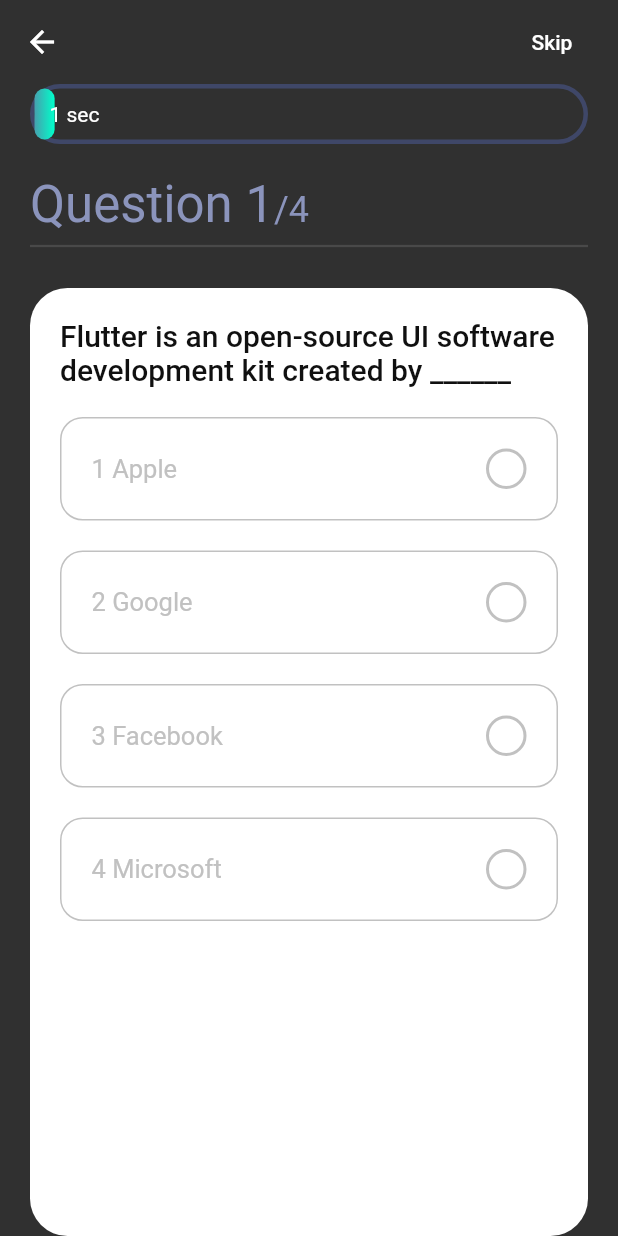
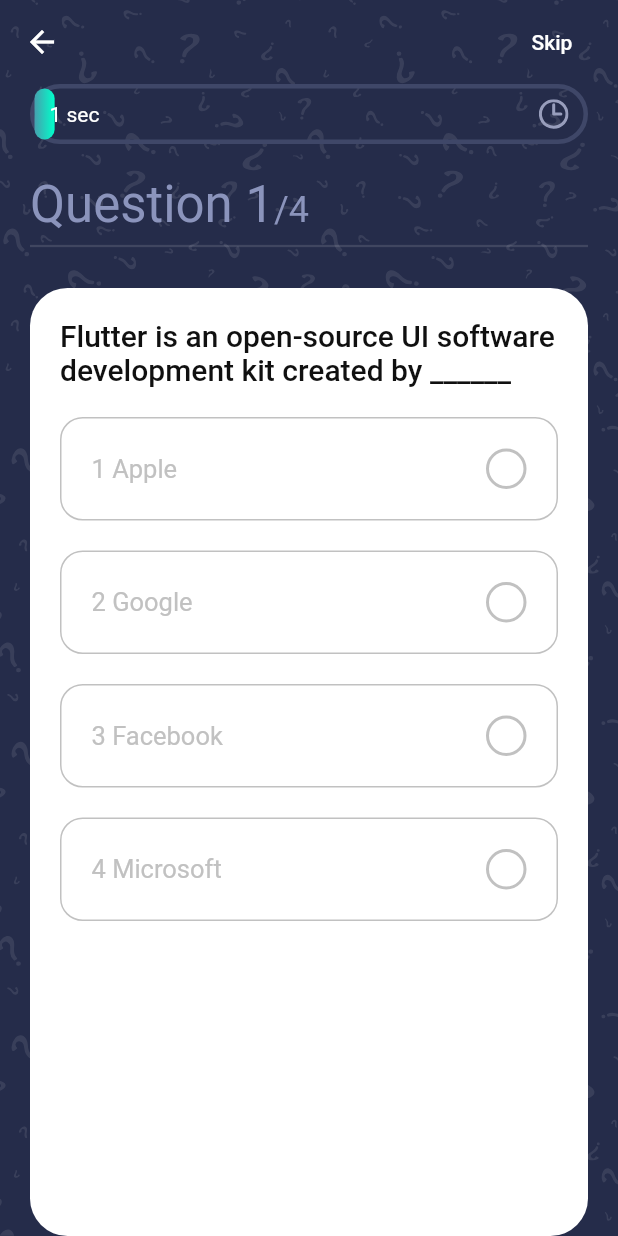
Before and after one commit to thanoue/KhoiQuiz, a Flutter app: the screen it shows after launch, after a tap on "Lets Start Quiz", on a phone screen of 412 x 824 dp. Run offline on Flutter 3.47's test engine with Material 2 defaults, Android fonts, the phone set to English and light mode, and no system bars; our stand-ins replace flutter_svg, get, websafe_svg.

Commit message:
fix svg images

```diff
--- a/lib/screens/quiz/components/progress_bar.dart
+++ b/lib/screens/quiz/components/progress_bar.dart
@@ -1,4 +1,5 @@
 import 'package:flutter/material.dart';
+import 'package:flutter_svg/svg.dart';
 import 'package:get/get.dart';
 import 'package:quiz/controllers/question_controller.dart';
 import 'package:websafe_svg/websafe_svg.dart';
@@ -40,7 +41,11 @@ class ProgressBar extends StatelessWidget {
                       children: [
                         Text(
                             "${(controller.anmation.value * controller.animController.duration?.inSeconds).round()} sec"),
-                        //WebsafeSvg.asset('assets/icons/clock.svg')
+                        SvgPicture.asset(
+                          'assets/icons/clock.svg',
+                          fit: BoxFit.fill,
+                        ),
+                        //WebsafeSvg.asset()
                       ],
                     ),
                   ),
--- a/lib/screens/quiz/components/quiz_body.dart
+++ b/lib/screens/quiz/components/quiz_body.dart
@@ -1,4 +1,5 @@
 import 'package:flutter/material.dart';
+import 'package:flutter_svg/svg.dart';
 import 'package:get/get.dart';
 import 'package:quiz/constants.dart';
 import 'package:quiz/controllers/question_controller.dart';
@@ -16,9 +17,12 @@ class QuizBody extends StatelessWidget {
   Widget build(BuildContext context) {
     QuestionController _questionController = Get.put(QuestionController());
     return Stack(
+      fit: StackFit.expand,
       children: [
-        // WebsafeSvg.asset('assets/icons/bg.svg',
-        //     alignment: Alignment.center, width: 900, fit: BoxFit.fill),
+        SvgPicture.asset(
+          'assets/icons/bg.svg',
+          fit: BoxFit.fill,
+        ),
         SafeArea(
           child: Column(
             crossAxisAlignment: CrossAxisAlignment.start,
--- a/lib/screens/quiz/quiz_screen.dart
+++ b/lib/screens/quiz/quiz_screen.dart
@@ -17,7 +17,7 @@ class QuizScreen extends StatelessWidget {
         backgroundColor: Colors.transparent,
         elevation: 0,
         actions: [
-          FlatButton(
+          MaterialButton(
             onPressed: () {
               _questionController.nextQuestion();
             },
--- a/lib/screens/score/score_scree.dart
+++ b/lib/screens/score/score_scree.dart
@@ -1,4 +1,5 @@
 import 'package:flutter/material.dart';
+import 'package:flutter_svg/svg.dart';
 import 'package:get/get.dart';
 import 'package:quiz/constants.dart';
 import 'package:websafe_svg/websafe_svg.dart';
@@ -16,7 +17,10 @@ class ScoreScreen extends StatelessWidget {
       body: Stack(
         fit: StackFit.expand,
         children: [
-          // WebsafeSvg.asset('assets/icons/bg.svg', fit: BoxFit.fill),
+          SvgPicture.asset(
+            'assets/icons/bg.svg',
+            fit: BoxFit.fill,
+          ),
           Column(crossAxisAlignment: CrossAxisAlignment.center, children: [
             Spacer(
               flex: 5,
--- a/lib/screens/welcome/welcome_screen.dart
+++ b/lib/screens/welcome/welcome_screen.dart
@@ -1,4 +1,5 @@
 import 'package:flutter/material.dart';
+import 'package:flutter_svg/svg.dart';
 import 'package:get/get.dart';
 import 'package:get/get_core/src/get_main.dart';
 import 'package:quiz/constants.dart';
@@ -14,6 +15,10 @@ class WelcomeScreen extends StatelessWidget {
       body: Stack(
         fit: StackFit.expand,
         children: [
+          SvgPicture.asset(
+            'assets/icons/bg.svg',
+            fit: BoxFit.fill,
+          ),
           SafeArea(
             child: Padding(
               padding: const EdgeInsets.symmetric(horizontal: kDefaultPadding),
--- a/pubspec.yaml
+++ b/pubspec.yaml
@@ -40,6 +40,8 @@ dependencies:
 
   # state management, intelligent dependency injection, and route management
   get: ^3.24.0
+
+  flutter_svg: ^0.19.3
 
 dev_dependencies:
   flutter_test:
```
Also changed, not shown: pubspec.lock.
